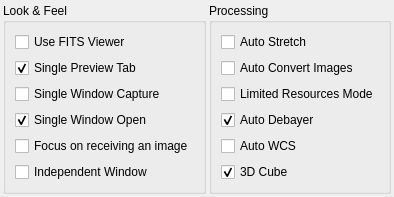
Above: kstars/fitsviewer/opsfits.ui from KDE/kstars before the change. Below: the same form after it.
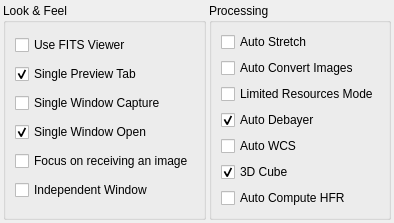
That is the form after the change.

Commit message: Add a compute HFR option, and separate HFR computation from Mark Stars.

Patch:
```diff
--- a/kstars/fitsviewer/opsfits.ui
+++ b/kstars/fitsviewer/opsfits.ui
@@ -193,6 +193,19 @@
           </property>
          </widget>
         </item>
+        <item>
+         <widget class="QCheckBox" name="kcfg_AutoHFR">
+          <property name="toolTip">
+           <string>Compute the HFR of images loaded into fitsviewer.</string>
+          </property>
+          <property name="text">
+           <string>Auto Compute HFR</string>
+          </property>
+          <property name="checked">
+           <bool>false</bool>
+          </property>
+         </widget>
+        </item>
        </layout>
       </widget>
      </item>
```
The commit also changes 8 other files.
